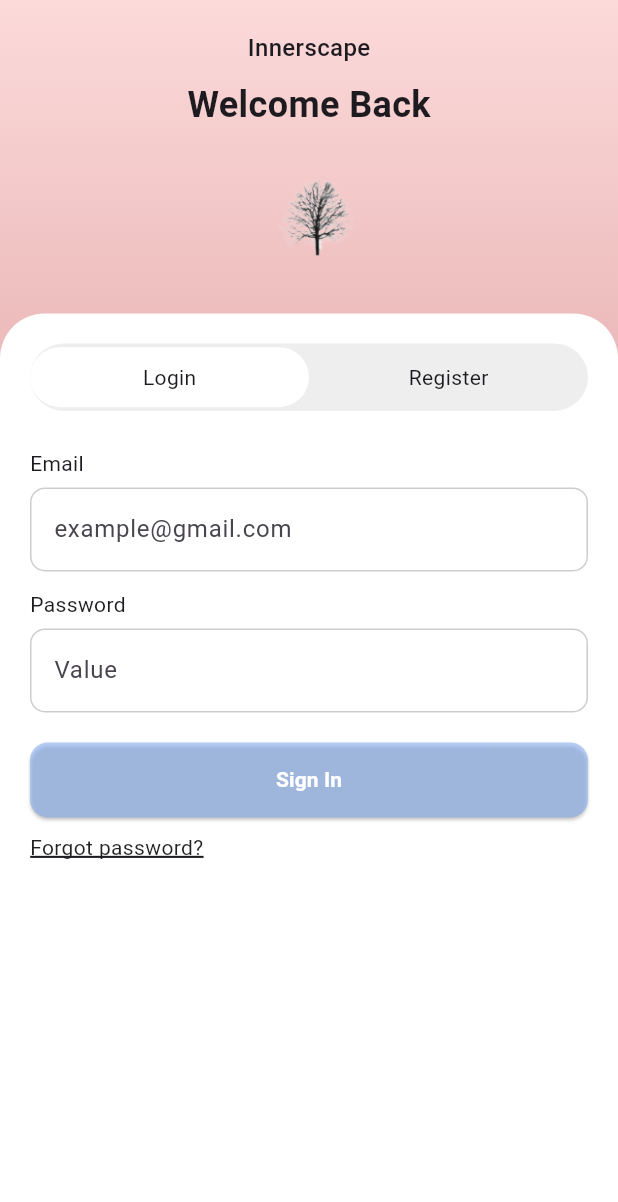
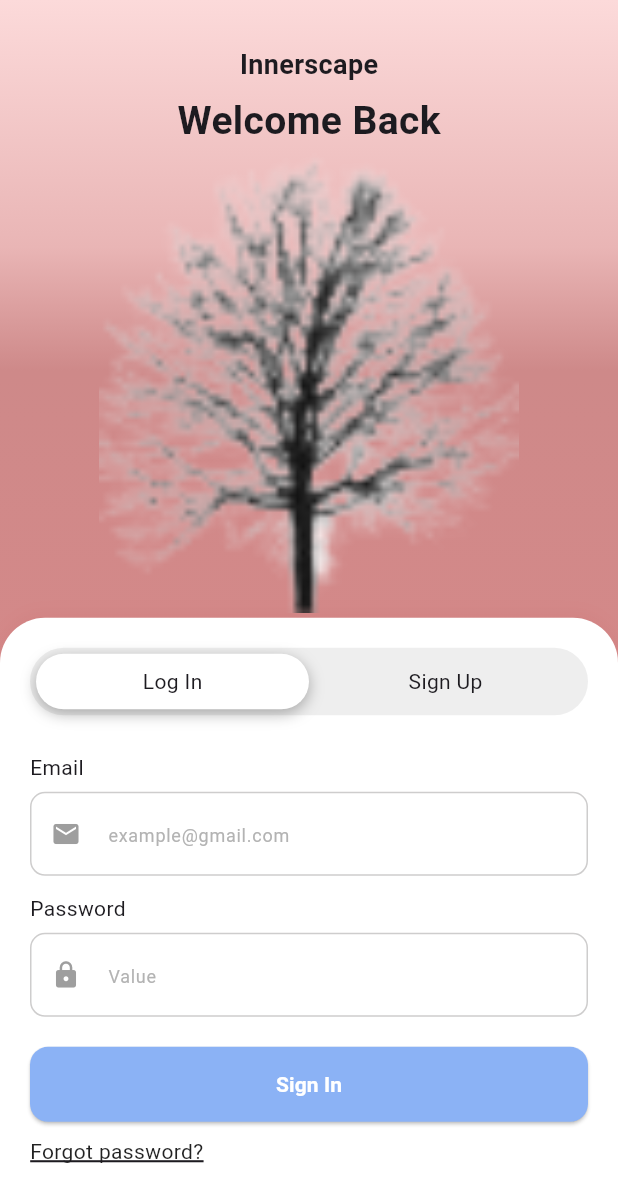
Before and after one commit to zela-Tech/Innerscape, a Flutter app: the screen it shows after launch, on a phone screen of 412 x 824 dp. Shown: the top 1202 px of the screen. Run offline on Flutter 3.47's test engine with Material 3 defaults, Android fonts, the phone set to English and light mode, and no system bars; our stand-ins replace firebase_auth, firebase_core; accounts and stored records are empty.

Commit message:
style(auth-ui): implement pixel-perfect auth screen UI with login/register toggle

```diff
--- a/lib/screens/auth_screen.dart
+++ b/lib/screens/auth_screen.dart
@@ -23,6 +23,7 @@ class _AuthScreenState extends State<AuthScreen> {
               Color.fromRGBO(206, 137, 137, 1),
               Color.fromRGBO(224, 136, 136, 1),
             ],
+            stops: [0.0, 0.2, 0.3, 1.0,], // make bottom color more domintate
             begin: Alignment.topCenter,
             end: Alignment.bottomCenter,
           ),
@@ -30,28 +31,41 @@ class _AuthScreenState extends State<AuthScreen> {
         child: SafeArea(
           child: Column(
             children: [
-              const SizedBox(height: 20),
+              const SizedBox(height: 30),
               const Text(
                 "Innerscape",
                 style: TextStyle(
-                  fontSize: 16,
-                  fontWeight: FontWeight.w500,
+                  fontSize: 18,
+                  fontWeight: FontWeight.w700,
                 ),
               ),
-              const SizedBox(height: 10),
+              const SizedBox(height: 6),
               Text(
                 isLogin ? "Welcome Back" : "Create Account",
                 style: const TextStyle(
-                  fontSize: 24,
+                  fontSize: 26,
                   fontWeight: FontWeight.bold,
                 ),
               ),
-              const SizedBox(height: 20),
-              Image.asset(
-                'assets/images/tree.png',
-                width: 120,
+              if (!isLogin) ...[
+                const SizedBox(height: 6),
+                const Text(
+                  "Start your wellness journey with Innerscape ",
+                  textAlign: TextAlign.center,
+                  style: TextStyle(
+                    fontSize: 15,
+                    color: Color.fromRGBO(117, 117, 117, 1),
+                  ),
+                ),
+              ],
+              Padding(
+                padding: const EdgeInsets.symmetric(vertical: 3),
+                child: Image.asset(
+                  'assets/images/tree.png',
+                  width: 280,
+                  fit: BoxFit.contain,
+                ),
               ),
-              const SizedBox(height: 20),
 
               //white form section
               Expanded(
@@ -63,12 +77,21 @@ class _AuthScreenState extends State<AuthScreen> {
                     borderRadius: BorderRadius.vertical(
                       top: Radius.circular(30),
                     ),
+                    boxShadow: [
+                      BoxShadow(
+                        color: Color.fromRGBO(174, 0, 0, 0.05),
+                        blurRadius: 10,
+                        offset: const Offset(0, -2),
+                      ),
+                    ],
                   ),
+
                   child: Column(
                     children: [
                       //toogle between registration & log in
                       Container(
                         height: 45,
+                        padding: const EdgeInsets.all(4),
                         decoration: BoxDecoration(
                           color: Colors.grey.shade200,
                           borderRadius: BorderRadius.circular(30),
@@ -79,27 +102,36 @@ class _AuthScreenState extends State<AuthScreen> {
                               child: GestureDetector(
                                 onTap: () => setState(() => isLogin = true),
                                 child: Container(
-                                  height: 40,
                                   decoration: BoxDecoration(
                                     color: isLogin ? Colors.white : Colors.transparent,
                                     borderRadius: BorderRadius.circular(30),
+                                    boxShadow: isLogin ? [
+                                      BoxShadow( color: const Color.fromRGBO(0, 0, 0, 0.3),
+                                      blurRadius: 8,
+                                      offset: const Offset(0, 3),)
+                                    ] : [],
                                   ),
                                   alignment: Alignment.center,
-                                  child: const Text("Login"),
+                                  child: const Text("Log In"),
                                 ),
                               ),
                             ),
                             Expanded(
                               child: GestureDetector(
                                 onTap: () => setState(() => isLogin = false),
-                                child: Container(
-                                  height: 40,
+                                child: AnimatedContainer(
+                                  duration: const Duration(milliseconds: 200),
                                   decoration: BoxDecoration(
                                     color: !isLogin ? Colors.white : Colors.transparent,
                                     borderRadius: BorderRadius.circular(30),
+                                    boxShadow:!isLogin ? [
+                                      BoxShadow( color: const Color.fromRGBO(0, 0, 0, 0.3),
+                                      blurRadius: 8,
+                                      offset: const Offset(0, 3),)
+                                    ] : [],
                                   ),
                                   alignment: Alignment.center,
-                                  child: const Text("Register"),
+                                  child: const Text("Sign Up"),
                                 ),
                               ),
                             ),
@@ -119,13 +151,13 @@ class _AuthScreenState extends State<AuthScreen> {
                                 _buildInput("Username", "Value"),
                                 const SizedBox(height: 12),
                               ],
-                              _buildInput("Email", "example@gmail.com"),
+                              _buildInput("Email", "example@gmail.com", icon: Icons.mail,),
                               const SizedBox(height: 12),
-                              _buildInput("Password", "Value", isPassword: true),
+                              _buildInput("Password", "Value", isPassword: true,icon: Icons.lock,),
 
                               if (!isLogin) ...[
                                 const SizedBox(height: 12),
-                                _buildInput("Confirm Password", "Value", isPassword: true),
+                                _buildInput("Confirm Password", "Value", isPassword: true,icon: Icons.lock,),
                               ],
 
                               const SizedBox(height: 20,),
@@ -135,7 +167,7 @@ class _AuthScreenState extends State<AuthScreen> {
                                 height: 50,
                                 child: ElevatedButton(
                                   style: ElevatedButton.styleFrom(
-                                    backgroundColor: const Color.fromRGBO(139, 178, 245, 0.59),
+                                    backgroundColor: const Color.fromRGBO(139, 178, 245, 1),
                                     shape: RoundedRectangleBorder(
                                       borderRadius: BorderRadius.circular(12),
                                     ),
@@ -174,6 +206,7 @@ class _AuthScreenState extends State<AuthScreen> {
                             ],
                           ),
                         ),
+
                       ),
                     ],
                   ),
@@ -186,7 +219,7 @@ class _AuthScreenState extends State<AuthScreen> {
     );
   }
 
-  Widget _buildInput(String label, String hint, {bool isPassword = false}) {
+  Widget _buildInput(String label, String hint, {bool isPassword = false, IconData? icon,}) {
     return Column(
       crossAxisAlignment: CrossAxisAlignment.start,
       children: [
@@ -196,6 +229,13 @@ class _AuthScreenState extends State<AuthScreen> {
           obscureText: isPassword,
           decoration: InputDecoration(
             hintText: hint,
+            hintStyle: const TextStyle(
+              fontSize: 12,
+              color: Color.fromRGBO(179, 179, 179, 1),
+            ),
+
+            prefixIcon: icon != null ? Icon(icon, color: Colors.grey, size: 20) : null,
+
             filled: true,
             fillColor: Colors.transparent,
             enabledBorder: OutlineInputBorder(
```
Also changed, not shown: assets/images/tree.png.
